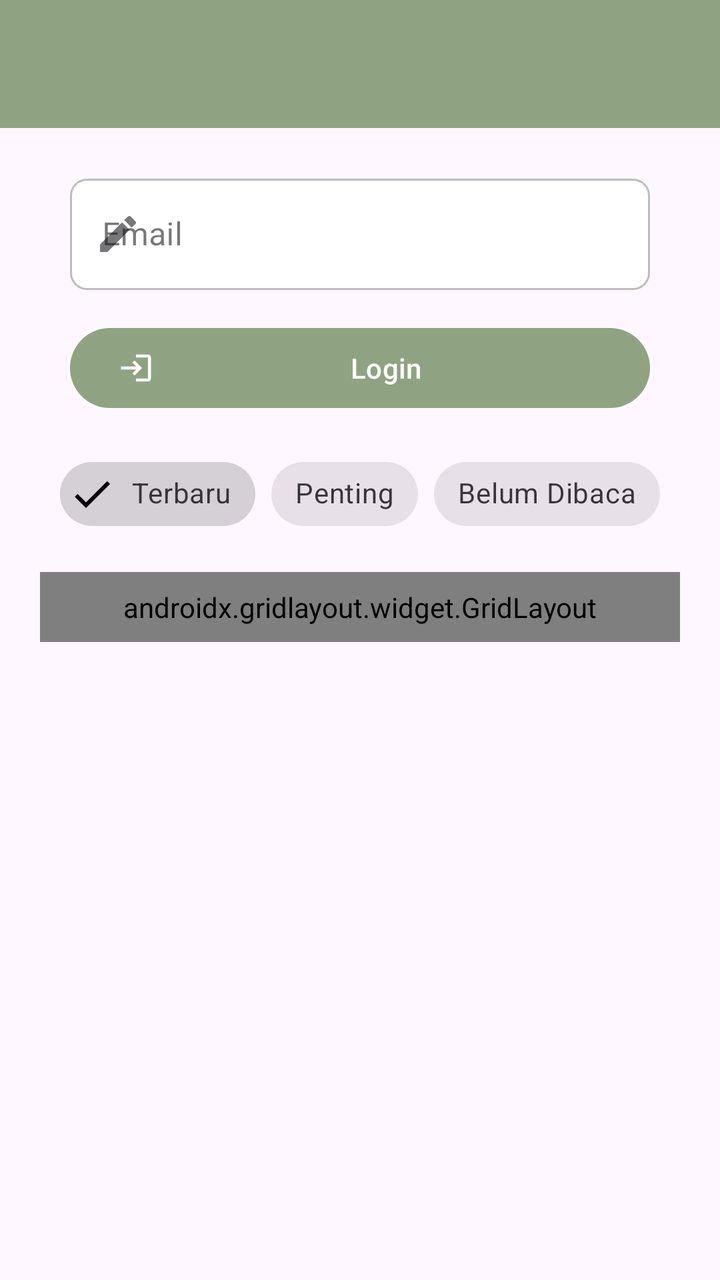
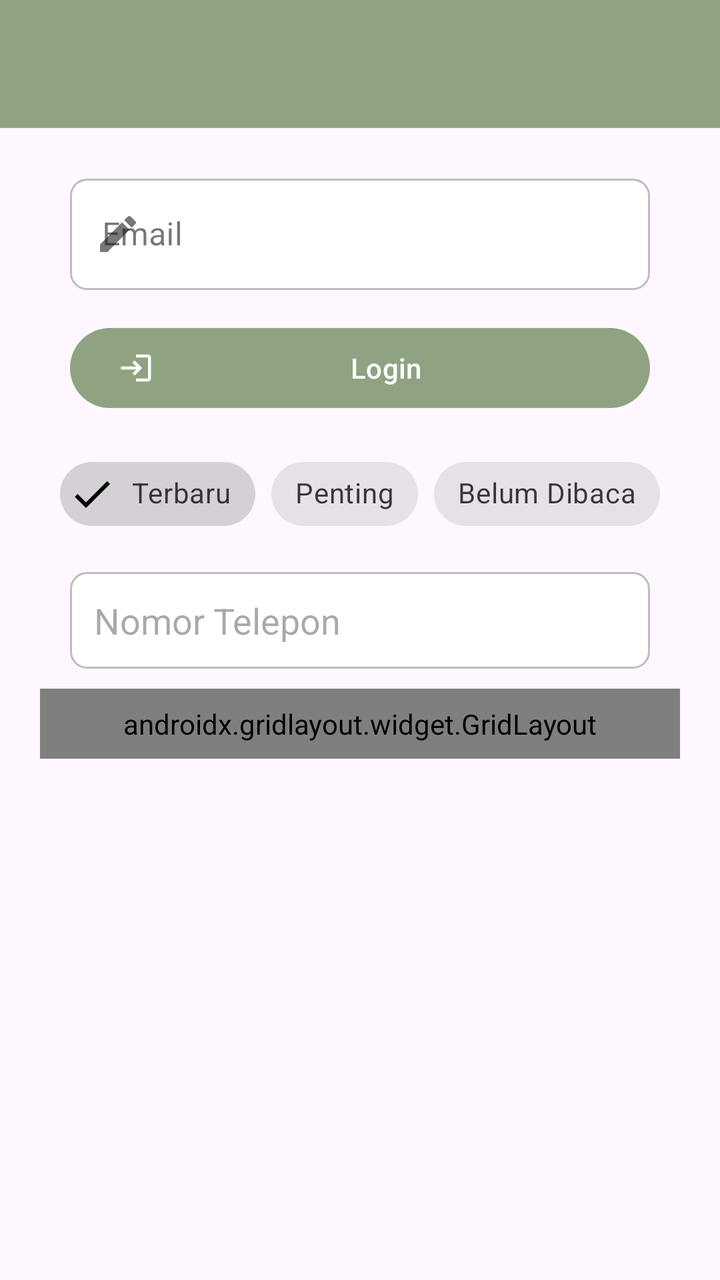

The first picture is an Android layout as it rendered before a commit; the second is the same layout after the commit. The layout source and the unified diff follow.
<!-- AndroidManifest.xml: application theme Theme.Saturnussalsa -->
<!-- res/layout/activity_tenth.xml -->
<?xml version="1.0" encoding="utf-8"?>
<androidx.constraintlayout.widget.ConstraintLayout xmlns:android="http://schemas.android.com/apk/res/android"
    xmlns:app="http://schemas.android.com/apk/res-auto"
    xmlns:tools="http://schemas.android.com/tools"
    android:layout_width="match_parent"
    android:layout_height="match_parent"
    tools:context=".home.pertemuan_10.TenthActivity">

    <androidx.appcompat.widget.Toolbar
        android:id="@+id/toolbar"
        android:layout_width="match_parent"
        android:layout_height="?attr/actionBarSize"
        android:background="?attr/colorPrimary"
        app:titleTextColor="@android:color/white"
        app:layout_constraintTop_toTopOf="parent"
        app:layout_constraintStart_toStartOf="parent"
        app:layout_constraintEnd_toEndOf="parent" />

    <com.google.android.material.textfield.TextInputLayout
        android:id="@+id/textInputLayout"
        style="@style/Widget.MaterialComponents.TextInputLayout.OutlinedBox"
        android:layout_width="match_parent"
        android:layout_height="wrap_content"
        android:layout_marginHorizontal="35dp"
        android:layout_marginTop="20dp"
        android:hint="Email"
        app:layout_constraintEnd_toEndOf="parent"
        app:layout_constraintStart_toStartOf="parent"
        app:layout_constraintTop_toBottomOf="@+id/toolbar"
        app:startIconDrawable="@drawable/ic_edit">

        <com.google.android.material.textfield.TextInputEditText
            android:id="@+id/etEmail"
            android:layout_width="match_parent"
            android:layout_height="wrap_content"
            android:background="@drawable/edit_text_background"
            android:inputType="textEmailAddress" />
    </com.google.android.material.textfield.TextInputLayout>

    <com.google.android.material.button.MaterialButton
        android:id="@+id/btnLogin"
        android:layout_width="match_parent"
        android:layout_height="wrap_content"
        android:layout_marginHorizontal="35dp"
        android:layout_marginTop="15dp"
        android:text="Login"
        app:icon="@drawable/ic_login"
        app:layout_constraintEnd_toEndOf="parent"
        app:layout_constraintStart_toStartOf="parent"
        app:layout_constraintTop_toBottomOf="@+id/textInputLayout" />

    <com.google.android.material.chip.ChipGroup
        android:id="@+id/chipGroupFilter"
        android:layout_width="wrap_content"
        android:layout_height="wrap_content"
        android:layout_marginTop="15dp"
        app:layout_constraintEnd_toEndOf="parent"
        app:layout_constraintStart_toStartOf="parent"
        app:layout_constraintTop_toBottomOf="@+id/btnLogin"
        app:singleSelection="true">

        <com.google.android.material.chip.Chip
            android:id="@+id/chipTerbaru"
            style="@style/Widget.MaterialComponents.Chip.Filter"
            android:layout_width="wrap_content"
            android:layout_height="wrap_content"
            android:checked="true"
            android:text="Terbaru" />

        <com.google.android.material.chip.Chip
            android:id="@+id/chipPenting"
            style="@style/Widget.MaterialComponents.Chip.Filter"
            android:layout_width="wrap_content"
            android:layout_height="wrap_content"
            android:text="Penting" />

        <com.google.android.material.chip.Chip
            android:id="@+id/chipBelumDibaca"
            style="@style/Widget.MaterialComponents.Chip.Filter"
            android:layout_width="wrap_content"
            android:layout_height="wrap_content"
            android:text="Belum Dibaca" />

    </com.google.android.material.chip.ChipGroup>

    <androidx.gridlayout.widget.GridLayout
        android:layout_width="match_parent"
        android:layout_height="wrap_content"
        android:layout_marginHorizontal="20dp"
        android:layout_marginTop="15dp"
        android:padding="8dp"
        app:columnCount="3"
        app:useDefaultMargins="true"
        app:layout_constraintTop_toBottomOf="@+id/chipGroupFilter"
        app:layout_constraintStart_toStartOf="parent"
        app:layout_constraintEnd_toEndOf="parent">

        <com.google.android.material.button.MaterialButton
            android:layout_width="0dp"
            android:layout_height="wrap_content"
            android:text="Menu 1"
            app:layout_columnWeight="1"
            app:layout_gravity="fill_horizontal" />

        <com.google.android.material.button.MaterialButton
            android:layout_width="0dp"
            android:layout_height="wrap_content"
            android:text="Menu 2"
            app:layout_columnWeight="1"
            app:layout_gravity="fill_horizontal" />

        <com.google.android.material.button.MaterialButton
            android:layout_width="0dp"
            android:layout_height="wrap_content"
            android:text="Menu 3"
            app:layout_columnWeight="1"
            app:layout_gravity="fill_horizontal" />

        <com.google.android.material.button.MaterialButton
            android:layout_width="0dp"
            android:layout_height="wrap_content"
            android:text="Menu 4"
            app:layout_columnWeight="1"
            app:layout_gravity="fill_horizontal" />

        <com.google.android.material.button.MaterialButton
            android:layout_width="0dp"
            android:layout_height="wrap_content"
            android:text="Menu 5"
            app:layout_columnWeight="1"
            app:layout_gravity="fill_horizontal" />

        <com.google.android.material.button.MaterialButton
            android:layout_width="0dp"
            android:layout_height="wrap_content"
            android:text="Menu 6"
            app:layout_columnWeight="1"
            app:layout_gravity="fill_horizontal" />

    </androidx.gridlayout.widget.GridLayout>

</androidx.constraintlayout.widget.ConstraintLayout>
<!-- resources referenced by this layout -->
<resources>
  <!-- drawable edit_text_background (drawable) -->
  <?xml version="1.0" encoding="utf-8"?>
  <shape xmlns:android="http://schemas.android.com/apk/res/android"
      android:shape="rectangle">
  
      
      <solid android:color="#FFFFFF" />
  
      
      <stroke
          android:width="1dp"
          android:color="#BDBDBD" />
  
      
      <corners android:radius="8dp" />
  
      
      <padding
          android:left="12dp"
          android:top="12dp"
          android:right="12dp"
          android:bottom="12dp" />
  </shape>
  <!-- drawable ic_edit (drawable) -->
  <vector xmlns:android="http://schemas.android.com/apk/res/android"
      android:width="24dp"
      android:height="24dp"
      android:viewportWidth="24"
      android:viewportHeight="24">
    <path
        android:fillColor="#FF000000"
        android:pathData="M3,17.25V21h3.75L17.81,9.94l-3.75-3.75L3,17.25zM20.71,7.04c0.39-0.39 0.39-1.02 0-1.41l-2.34-2.34c-0.39-0.39-1.02-0.39-1.41,0l-1.83,1.83 3.75,3.75 1.83-1.83z"/>
  </vector>
  <!-- drawable ic_login (drawable) -->
  <vector xmlns:android="http://schemas.android.com/apk/res/android"
      android:width="24dp"
      android:height="24dp"
      android:viewportWidth="24"
      android:viewportHeight="24">
    <path
        android:fillColor="#FF000000"
        android:pathData="M11,7L9.6,8.4l2.6,2.6H2v2h10.2l-2.6,2.6L11,17l5,-5 -5,-5zM20,19h-8v2h8c1.1,0 2,-0.9 2,-2V5c0,-1.1 -0.9,-2 -2,-2h-8v2h8v14z"/>
  </vector>
  <style name="Theme.Saturnussalsa" parent="Base.Theme.Saturnussalsa" />
  <style name="Base.Theme.Saturnussalsa" parent="Theme.Material3.DayNight.NoActionBar">
          
          <item name="colorPrimary">@color/purple_primary</item>
          <item name="colorOnPrimary">@color/white</item>
          <item name="colorPrimaryContainer">@color/purple_container</item>
      </style>
  <color name="purple_primary">#8FA382</color>
  <color name="white">#FFFFFFFF</color>
  <color name="purple_container">#FFFDF9</color>
</resources>

<!-- the commit's change to res/layout/activity_tenth.xml (unified diff, before → after) -->
@@ -83,15 +83,28 @@
 
     </com.google.android.material.chip.ChipGroup>
 
+    <EditText
+        android:id="@+id/etPhone"
+        android:layout_width="0dp"
+        android:layout_height="wrap_content"
+        android:layout_marginHorizontal="35dp"
+        android:layout_marginTop="15dp"
+        android:background="@drawable/bg_rounded_container"
+        android:hint="Nomor Telepon"
+        android:inputType="phone"
+        app:layout_constraintEnd_toEndOf="parent"
+        app:layout_constraintStart_toStartOf="parent"
+        app:layout_constraintTop_toBottomOf="@+id/chipGroupFilter" />
+
     <androidx.gridlayout.widget.GridLayout
         android:layout_width="match_parent"
         android:layout_height="wrap_content"
         android:layout_marginHorizontal="20dp"
-        android:layout_marginTop="15dp"
+        android:layout_marginTop="10dp"
         android:padding="8dp"
         app:columnCount="3"
         app:useDefaultMargins="true"
-        app:layout_constraintTop_toBottomOf="@+id/chipGroupFilter"
+        app:layout_constraintTop_toBottomOf="@+id/etPhone"
         app:layout_constraintStart_toStartOf="parent"
         app:layout_constraintEnd_toEndOf="parent">
 
<!-- resource entries referenced after the edit -->
@@ -1,5 +1,28 @@
 <!-- resources referenced by this layout -->
 <resources>
+  <!-- drawable bg_rounded_container (drawable) -->
+  <?xml version="1.0" encoding="utf-8"?>
+  <shape xmlns:android="http://schemas.android.com/apk/res/android"
+      android:shape="rectangle">
+  
+      
+      <solid android:color="#FFFFFF" />
+  
+      
+      <stroke
+          android:width="1dp"
+          android:color="#BDBDBD" />
+  
+      
+      <corners android:radius="8dp" />
+  
+      
+      <padding
+          android:left="12dp"
+          android:top="12dp"
+          android:right="12dp"
+          android:bottom="12dp" />
+  </shape>
   <!-- drawable edit_text_background (drawable) -->
   <?xml version="1.0" encoding="utf-8"?>
   <shape xmlns:android="http://schemas.android.com/apk/res/android"
